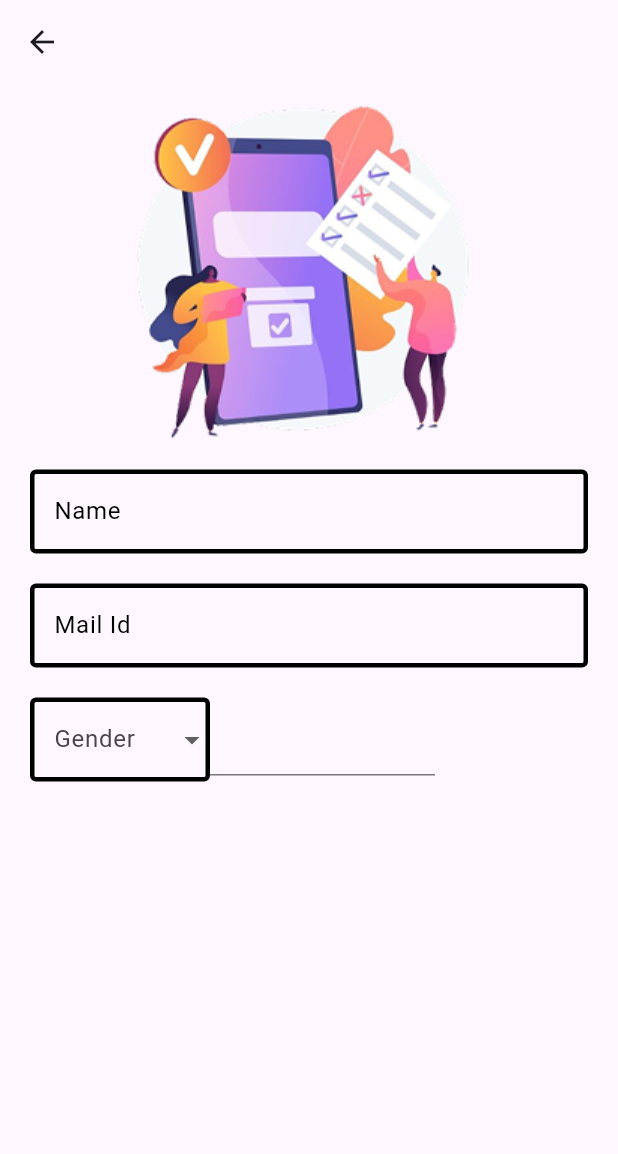
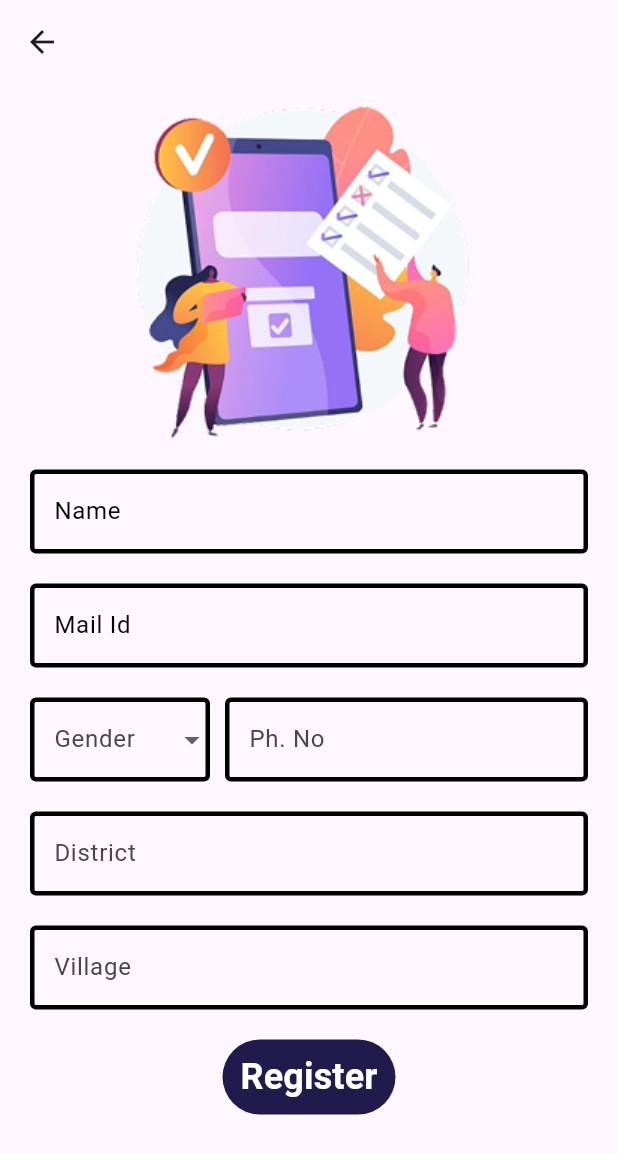
Before and after one commit to velagamihir/catchup_admin, a Flutter app: the screen it shows after launch, after a tap on "Register", on a phone screen of 412 x 824 dp. Shown: the top 1154 px of the screen. Run offline on Flutter 3.47's test engine with Material 3 defaults, Android fonts, the light colour scheme and no system bars; our stand-ins replace animated_splash_screen, supabase_flutter; accounts and stored records are empty.

Commit message:
changed the logo to the GeoResolve favicon & designing the home page of the student

```diff
--- a/flutter/geeresolve/lib/login.dart
+++ b/flutter/geeresolve/lib/login.dart
@@ -58,7 +58,7 @@ class Login extends StatelessWidget {
                   borderRadius: BorderRadius.circular(8.0),
                 ),
               ),
-              onPressed: ()=>Navigator.pushNamed(context, '/register'),
+              onPressed: () => Navigator.pushNamed(context, '/register'),
               child: Text(
                 "Register",
                 style: TextStyle(
@@ -69,7 +69,7 @@ class Login extends StatelessWidget {
               ),
             ),
           ),
-          const SizedBox(height: 119.1),
+          Spacer(),
           Image.asset('assets/images/loginpageBottom.png'),
         ],
       ),
--- a/flutter/geeresolve/lib/main.dart
+++ b/flutter/geeresolve/lib/main.dart
@@ -1,4 +1,5 @@
 import 'package:flutter/material.dart';
+import 'package:geeresolve/home_page.dart';
 import 'package:geeresolve/login.dart';
 import 'package:geeresolve/splash.dart';
 import 'package:geeresolve/student_login.dart';
@@ -21,6 +22,7 @@ class MyApp extends StatelessWidget {
         '/main': (context) => Login(),
         '/login': (context) => StudentLogin(),
         '/register':(context)=>StudentRegister(),
+        '/home':(context)=>HomePage()
       },
     );
   }
--- a/flutter/geeresolve/lib/student_login.dart
+++ b/flutter/geeresolve/lib/student_login.dart
@@ -72,7 +72,7 @@ class StudentLogin extends StatelessWidget {
                 SizedBox(
                   width: 100.0,
                   child: TextButton(
-                    onPressed: () {},
+                    onPressed: ()=>Navigator.pushNamedAndRemoveUntil(context, '/home', (route)=>false),
                     style: TextButton.styleFrom(
                       backgroundColor: Colors.white,
                       shape: RoundedRectangleBorder(
--- a/flutter/geeresolve/lib/student_register.dart
+++ b/flutter/geeresolve/lib/student_register.dart
@@ -8,6 +8,7 @@ class StudentRegister extends StatefulWidget {
 }
 
 class _StudentRegisterState extends State<StudentRegister> {
+  Color secondaryColor = Color(0xFF211A4D);
   List<String> genders = ['Male', 'Female'];
   String? gender;
 
@@ -28,39 +29,27 @@ class _StudentRegisterState extends State<StudentRegister> {
                       labelText: "Name",
                       labelStyle: TextStyle(color: Colors.black),
                       enabledBorder: OutlineInputBorder(
-                          borderSide: BorderSide(
-                              color: Colors.black,
-                              width: 3.0
-                          )
+                        borderSide: BorderSide(color: Colors.black, width: 3.0),
                       ),
                       focusedBorder: OutlineInputBorder(
-                          borderSide: BorderSide(
-                              color: Colors.black,
-                              width: 3.0
-                          )
+                        borderSide: BorderSide(color: Colors.black, width: 3.0),
                       ),
                     ),
                   ),
-                  const SizedBox(height: 20.0,),
+                  const SizedBox(height: 20.0),
                   TextField(
                     decoration: InputDecoration(
                       labelText: "Mail Id",
                       labelStyle: TextStyle(color: Colors.black),
                       enabledBorder: OutlineInputBorder(
-                        borderSide: BorderSide(
-                            color: Colors.black,
-                            width: 3.0
-                        ),
+                        borderSide: BorderSide(color: Colors.black, width: 3.0),
                       ),
                       focusedBorder: OutlineInputBorder(
-                          borderSide: BorderSide(
-                              color: Colors.black,
-                              width: 3.0
-                          )
+                        borderSide: BorderSide(color: Colors.black, width: 3.0),
                       ),
                     ),
                   ),
-                  const SizedBox(height: 20.0,),
+                  const SizedBox(height: 20.0),
                   Row(
                     children: [
                       SizedBox(
@@ -70,39 +59,94 @@ class _StudentRegisterState extends State<StudentRegister> {
                             focusedBorder: OutlineInputBorder(
                               borderSide: BorderSide(
                                 color: Colors.black,
-                                width: 3.0
-                              )
+                                width: 3.0,
+                              ),
                             ),
-                              enabledBorder: OutlineInputBorder(
+                            enabledBorder: OutlineInputBorder(
                               borderSide: BorderSide(
                                 color: Colors.black,
-                                width: 3.0
-                              )
+                                width: 3.0,
+                              ),
                             ),
-                            labelText: "Gender"
+                            labelText: "Gender",
                           ),
-                            value: gender,
-                            items: genders.map((
-                            String selectedGender) {
-                          return DropdownMenuItem(value: selectedGender,
-                              child: Text(selectedGender));
-                        }).toList(), onChanged: (String? selectedGender) {
-                          gender = selectedGender;
-                        }),
+                          value: gender,
+                          items: genders.map((String selectedGender) {
+                            return DropdownMenuItem(
+                              value: selectedGender,
+                              child: Text(selectedGender),
+                            );
+                          }).toList(),
+                          onChanged: (String? selectedGender) {
+                            gender = selectedGender;
+                          },
+                        ),
                       ),
-                      SizedBox(
-                        width: 150.0,
+                      const SizedBox(width: 10.0),
+                      Expanded(
                         child: TextField(
                           decoration: InputDecoration(
-
+                            labelText: "Ph. No",
+                            focusedBorder: OutlineInputBorder(
+                              borderSide: BorderSide(
+                                width: 3.0,
+                                color: Colors.black,
+                              ),
+                            ),
+                            enabledBorder: OutlineInputBorder(
+                              borderSide: BorderSide(
+                                width: 3.0,
+                                color: Colors.black,
+                              ),
+                            ),
                           ),
                         ),
-                      )
+                      ),
                     ],
-                  )
+                  ),
+                  const SizedBox(height: 20.0),
+                  TextField(
+                    decoration: InputDecoration(
+                      labelText: "District",
+                      enabledBorder: OutlineInputBorder(
+                        borderSide: BorderSide(width: 3.0, color: Colors.black),
+                      ),
+                      focusedBorder: OutlineInputBorder(
+                        borderSide: BorderSide(width: 3.0, color: Colors.black),
+                      ),
+                    ),
+                  ),
+                  const SizedBox(height: 20),
+                  TextField(
+                    decoration: InputDecoration(
+                      labelText: "Village",
+                      enabledBorder: OutlineInputBorder(
+                        borderSide: BorderSide(width: 3.0, color: Colors.black),
+                      ),
+                      focusedBorder: OutlineInputBorder(
+                        borderSide: BorderSide(width: 3.0, color: Colors.black),
+                      ),
+                    ),
+                  ),
+                  const SizedBox(height: 20.0),
+                  TextButton(
+                    style: TextButton.styleFrom(
+                      backgroundColor: secondaryColor,
+                    ),
+                    onPressed: () {},
+                    child: Text(
+                      "Register",
+                      style: TextStyle(
+                        color: Colors.white,
+                        fontWeight: FontWeight.bold,
+                        fontSize: 24.0,
+                      ),
+                    ),
+                  ),
+                  const SizedBox(height: 50.0,),
                 ],
               ),
-            )
+            ),
           ],
         ),
       ),
--- a/flutter/geeresolve/pubspec.yaml
+++ b/flutter/geeresolve/pubspec.yaml
@@ -14,6 +14,7 @@ dependencies:
   animated_splash_screen: ^1.3.0
   camera: ^0.11.2
   supabase_flutter: ^2.9.1
+  curved_bottom_navigation_bar: ^0.0.6
 
 dev_dependencies:
   flutter_test:
@@ -28,3 +29,4 @@ flutter:
     - assets/images/loginpageBottom.png
     - assets/images/loginPage.png
     - assets/images/registerPage.png
+    - assets/images/homePage.png
```
Also changed, not shown: flutter/geeresolve/lib/home_page.dart (added, +120 -0 lines), flutter/geeresolve/assets/images/homePage.png (added), flutter/geeresolve/pubspec.lock, 5 other files.
